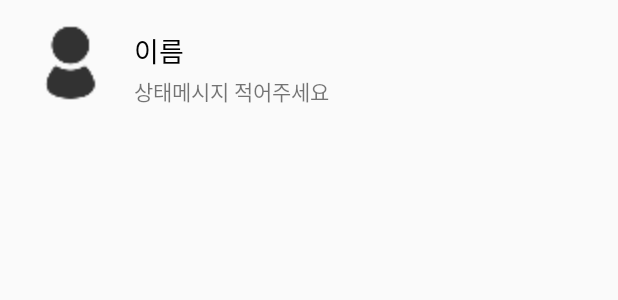
After one commit to Kimsihwan/Datok, an Android app: the layout users_single_layout.xml on its own in the app's theme, with its tools: preview values and no code run, on a phone screen of 412 x 824 dp. The commit adds this screen. Shown: the top 300 px of the screen. Run offline under Robolectric (Android 15) with nearby library versions, the phone set to English and light mode, and no system bars.

Commit message:
모든회원 불러오는법

```diff
--- a/app/build.gradle
+++ b/app/build.gradle
@@ -36,6 +36,9 @@ dependencies {
     implementation 'com.google.firebase:firebase-database:11.8.0'
     implementation 'com.google.firebase:firebase-storage:11.8.0'
 
+    //파이어베이스 UI API
+    implementation 'com.firebaseui:firebase-ui-database:1.2.0'
+
     //사진 편집 API
     implementation 'com.theartofdev.edmodo:android-image-cropper:2.7.+'
 
--- /dev/null
+++ b/app/src/main/res/layout/users_single_layout.xml
@@ -0,0 +1,37 @@
+<?xml version="1.0" encoding="utf-8"?>
+<RelativeLayout xmlns:android="http://schemas.android.com/apk/res/android"
+    android:layout_width="match_parent"
+    android:layout_height="wrap_content">
+
+    <de.hdodenhof.circleimageview.CircleImageView
+        android:id="@+id/user_single_image"
+        android:layout_width="64dp"
+        android:layout_height="64dp"
+        android:layout_marginBottom="15dp"
+        android:layout_marginLeft="15dp"
+        android:layout_marginTop="10dp"
+        android:src="@drawable/ic_action_name" />
+
+    <TextView
+        android:id="@+id/user_single_name"
+        android:layout_width="wrap_content"
+        android:layout_height="wrap_content"
+        android:layout_alignParentStart="true"
+        android:layout_alignParentTop="true"
+        android:layout_marginStart="89dp"
+        android:layout_marginTop="20dp"
+        android:text="이름"
+        android:textColor="@android:color/black"
+        android:textSize="18sp" />
+
+    <TextView
+        android:id="@+id/user_single_status"
+        android:layout_width="wrap_content"
+        android:layout_height="wrap_content"
+        android:layout_alignParentTop="true"
+        android:layout_alignStart="@+id/user_single_name"
+        android:layout_below="@id/user_single_name"
+        android:layout_marginTop="50dp"
+        android:text="상태메시지 적어주세요" />
+
+</RelativeLayout>
```
Also changed, not shown: app/src/main/AndroidManifest.xml (+10 -6 lines), app/src/main/java/com/example/test/datok/MainActivity.java (+4 -0 lines), app/src/main/java/com/example/test/datok/Users.java (added, +42 -0 lines), app/src/main/java/com/example/test/datok/UsersActivity.java (added, +86 -0 lines), app/src/main/res/layout/activity_users.xml (added, +20 -0 lines).
